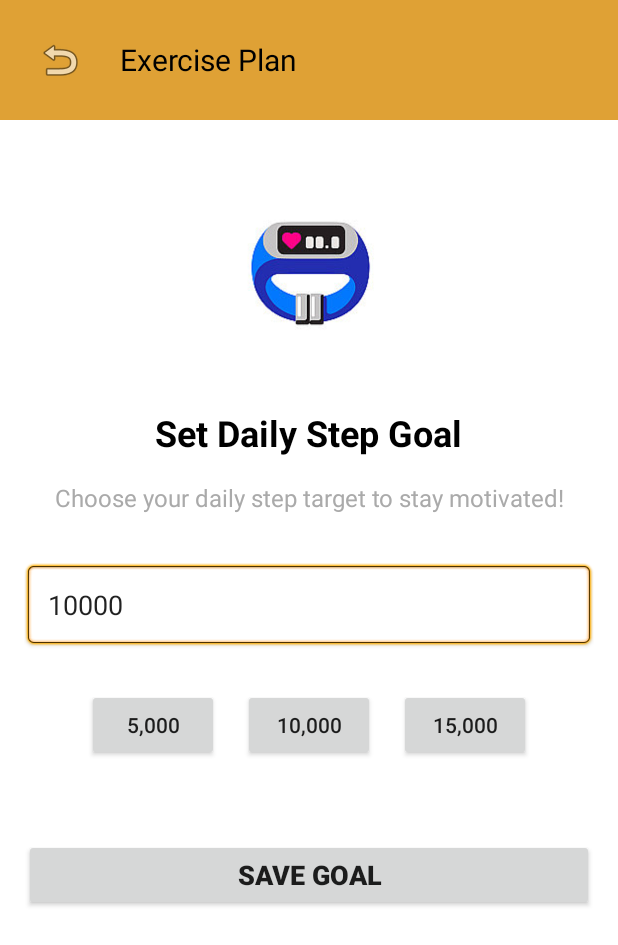
After one commit to Ataraxiaii/David-Deer, an Android app built with Jetpack Compose: the GoalSettingActivity screen opened directly, with no data from a screen before it, on a phone screen of 412 x 824 dp. The commit adds this screen. Shown: the top 945 px of the screen. Run offline under Robolectric (Android 15) with nearby library versions, the light colour scheme and no system bars.

Commit message:
add step page and finish the page of setting step goal

```diff
--- a/app/src/main/AndroidManifest.xml
+++ b/app/src/main/AndroidManifest.xml
@@ -2,6 +2,7 @@
 <manifest xmlns:android="http://schemas.android.com/apk/res/android"
     xmlns:tools="http://schemas.android.com/tools">
 
+    <uses-permission android:name="android.permission.ACTIVITY_RECOGNITION" />
     <application
         android:allowBackup="true"
         android:dataExtractionRules="@xml/data_extraction_rules"
@@ -19,6 +20,8 @@
         <activity android:name=".GameActivity"/>
         <activity android:name=".LevelOneActivity"/>
         <activity android:name=".LevelTwoActivity"/>
+        <activity android:name=".StepsActivity"/>
+        <activity android:name=".GoalSettingActivity"/>
 
         <activity android:name=".StartActivity"
             android:exported="true">
--- /dev/null
+++ b/app/src/main/java/com/daviddeer/daviddeer/GoalSettingActivity.kt
@@ -0,0 +1,96 @@
+package com.daviddeer.daviddeer
+
+import android.content.Context
+import android.os.Bundle
+import android.text.Editable
+import android.text.TextWatcher
+import android.view.View
+import android.widget.Button
+import android.widget.EditText
+import android.widget.ImageView
+import android.widget.Toast
+import androidx.appcompat.app.AppCompatActivity
+
+class GoalSettingActivity : AppCompatActivity() {
+    private lateinit var etGoalStep: EditText
+    private lateinit var btnSaveGoal: Button
+    private val sharedPreferences by lazy {
+        getSharedPreferences("StepPrefs", Context.MODE_PRIVATE)
+    }
+
+    override fun onCreate(savedInstanceState: Bundle?) {
+        super.onCreate(savedInstanceState)
+        setContentView(R.layout.activity_goal_setting)
+
+        // 设置返回按钮
+        findViewById<ImageView>(R.id.backButton).setOnClickListener {
+            finish()
+        }
+
+        // 初始化视图
+        etGoalStep = findViewById(R.id.etGoalStep)
+        btnSaveGoal = findViewById(R.id.btnSaveGoal)
+
+        // 显示当前目标
+        val currentGoal = sharedPreferences.getInt("step_goal", 10000)
+        etGoalStep.setText(currentGoal.toString())
+        etGoalStep.setSelection(etGoalStep.text.length) // 将光标放在文本末尾
+
+        // 设置预设目标按钮
+        findViewById<Button>(R.id.btnGoal5000).setOnClickListener {
+            etGoalStep.setText("5000")
+            etGoalStep.setSelection(etGoalStep.text.length)
+        }
+
+        findViewById<Button>(R.id.btnGoal10000).setOnClickListener {
+            etGoalStep.setText("10000")
+            etGoalStep.setSelection(etGoalStep.text.length)
+        }
+
+        findViewById<Button>(R.id.btnGoal15000).setOnClickListener {
+            etGoalStep.setText("15000")
+            etGoalStep.setSelection(etGoalStep.text.length)
+        }
+
+        // 添加输入验证
+        etGoalStep.addTextChangedListener(object : TextWatcher {
+            override fun beforeTextChanged(s: CharSequence?, start: Int, count: Int, after: Int) {}
+            override fun onTextChanged(s: CharSequence?, start: Int, before: Int, count: Int) {}
+
+            override fun afterTextChanged(s: Editable?) {
+                validateInput(s.toString())
+            }
+        })
+
+        // 保存按钮
+        btnSaveGoal.setOnClickListener {
+            val newGoalText = etGoalStep.text.toString()
+
+            if (newGoalText.isEmpty()) {
+                Toast.makeText(this, "Please enter a valid step goal", Toast.LENGTH_SHORT).show()
+                return@setOnClickListener
+            }
+
+            val newGoal = newGoalText.toIntOrNull() ?: 0
+
+            if (newGoal <= 0) {
+                Toast.makeText(this, "Step goal must be greater than 0", Toast.LENGTH_SHORT).show()
+                return@setOnClickListener
+            }
+
+            sharedPreferences.edit().putInt("step_goal", newGoal).apply()
+            Toast.makeText(this, "Goal set to $newGoal steps", Toast.LENGTH_SHORT).show()
+            finish()
+        }
+    }
+
+    private fun validateInput(text: String) {
+        if (text.isEmpty()) {
+            btnSaveGoal.isEnabled = false
+            return
+        }
+
+        val goal = text.toIntOrNull() ?: 0
+        btnSaveGoal.isEnabled = goal > 0
+    }
+}
--- /dev/null
+++ b/app/src/main/res/layout/activity_goal_setting.xml
@@ -0,0 +1,141 @@
+<LinearLayout xmlns:android="http://schemas.android.com/apk/res/android"
+    android:layout_width="match_parent"
+    android:layout_height="match_parent"
+    android:background="@android:color/white"
+    android:orientation="vertical">
+
+    <!-- 顶部工具栏 -->
+    <LinearLayout
+        android:layout_width="match_parent"
+        android:layout_height="wrap_content"
+        android:background="#DFA135"
+        android:padding="16dp">
+
+        <ImageView
+            android:id="@+id/backButton"
+            android:layout_width="wrap_content"
+            android:layout_height="wrap_content"
+            android:padding="8dp"
+            android:src="@android:drawable/ic_menu_revert" />
+
+        <TextView
+            android:layout_width="wrap_content"
+            android:layout_height="wrap_content"
+            android:layout_gravity="center_vertical"
+            android:layout_marginStart="16dp"
+            android:text="Exercise Plan"
+            android:textColor="@android:color/black"
+            android:textSize="20sp" />
+    </LinearLayout>
+
+    <!-- 页面内容 -->
+    <ScrollView
+        android:layout_width="match_parent"
+        android:layout_height="0dp"
+        android:layout_weight="1"
+        android:padding="16dp">
+
+        <LinearLayout
+            android:layout_width="match_parent"
+            android:layout_height="wrap_content"
+            android:orientation="vertical"
+            android:gravity="center_horizontal">
+
+            <!-- 图标 -->
+            <ImageView
+                android:layout_width="120dp"
+                android:layout_height="120dp"
+                android:src="@drawable/ic_fitness"
+                android:layout_gravity="center"
+                android:layout_marginTop="24dp"
+                android:layout_marginBottom="32dp" />
+
+            <!-- 标题 -->
+            <TextView
+                android:layout_width="wrap_content"
+                android:layout_height="wrap_content"
+                android:text="Set Daily Step Goal"
+                android:textSize="24sp"
+                android:textColor="@android:color/black"
+                android:textStyle="bold"
+                android:layout_gravity="center"
+                android:layout_marginBottom="16dp" />
+
+            <!-- 描述 -->
+            <TextView
+                android:layout_width="wrap_content"
+                android:layout_height="wrap_content"
+                android:text="Choose your daily step target to stay motivated!"
+                android:textSize="16sp"
+                android:textColor="@android:color/darker_gray"
+                android:layout_gravity="center"
+                android:gravity="center"
+                android:layout_marginBottom="32dp"
+                android:textAlignment="center" />
+
+            <!-- 输入框 -->
+            <EditText
+                android:id="@+id/etGoalStep"
+                android:layout_width="match_parent"
+                android:layout_height="wrap_content"
+                android:inputType="number"
+                android:hint="Default goal: 10,000 steps"
+                android:padding="16dp"
+                android:textSize="18sp"
+                android:layout_marginBottom="24dp"
+                android:elevation="2dp"
+                android:background="@android:drawable/editbox_background" />
+
+            <!-- 预设按钮 -->
+            <LinearLayout
+                android:layout_width="match_parent"
+                android:layout_height="wrap_content"
+                android:orientation="horizontal"
+                android:gravity="center"
+                android:layout_marginBottom="32dp"
+                android:padding="4dp">
+
+                <Button
+                    android:id="@+id/btnGoal5000"
+                    android:layout_width="wrap_content"
+                    android:layout_height="wrap_content"
+                    android:text="5,000"
+                    android:textSize="14sp"
+                    android:paddingStart="16dp"
+                    android:paddingEnd="16dp"
+                    android:layout_marginEnd="8dp" />
+
+                <Button
+                    android:id="@+id/btnGoal10000"
+                    android:layout_width="wrap_content"
+                    android:layout_height="wrap_content"
+                    android:text="10,000"
+                    android:textSize="14sp"
+                    android:paddingStart="16dp"
+                    android:paddingEnd="16dp"
+                    android:layout_marginStart="8dp"
+                    android:layout_marginEnd="8dp" />
+
+                <Button
+                    android:id="@+id/btnGoal15000"
+                    android:layout_width="wrap_content"
+                    android:layout_height="wrap_content"
+                    android:text="15,000"
+                    android:textSize="14sp"
+                    android:paddingStart="16dp"
+                    android:paddingEnd="16dp"
+                    android:layout_marginStart="8dp" />
+            </LinearLayout>
+
+            <!-- 保存按钮 -->
+            <Button
+                android:id="@+id/btnSaveGoal"
+                android:layout_width="match_parent"
+                android:layout_height="wrap_content"
+                android:text="Save Goal"
+                android:textSize="18sp"
+                android:textStyle="bold"
+                android:layout_marginTop="16dp" />
+        </LinearLayout>
+    </ScrollView>
+</LinearLayout>
--- a/gradle/libs.versions.toml
+++ b/gradle/libs.versions.toml
@@ -1,5 +1,5 @@
 [versions]
-agp = "8.10.1"
+agp = "8.6.0"
 kotlin = "2.0.21"
 coreKtx = "1.10.1"
 junit = "4.13.2"
```
Also changed, not shown: app/src/main/java/com/daviddeer/daviddeer/MainActivity.kt (+9 -0 lines), app/src/main/java/com/daviddeer/daviddeer/StepCounterManager.kt (added, +46 -0 lines), app/src/main/java/com/daviddeer/daviddeer/StepsActivity.kt (added, +75 -0 lines), app/src/main/res/drawable/progress_bar_complete.xml (added, +17 -0 lines), app/src/main/res/drawable/progress_bar_normal.xml (added, +17 -0 lines), app/src/main/res/layout/activity_main.xml (+20 -12 lines), app/src/main/res/layout/activity_steps.xml (added, +61 -0 lines), app/src/main/res/values/colors.xml (+7 -0 lines), app/src/main/res/drawable/ic_fitness.png (added), app/src/main/res/drawable/ic_settings.png (added), app/src/main/res/drawable/steps.png (added).
